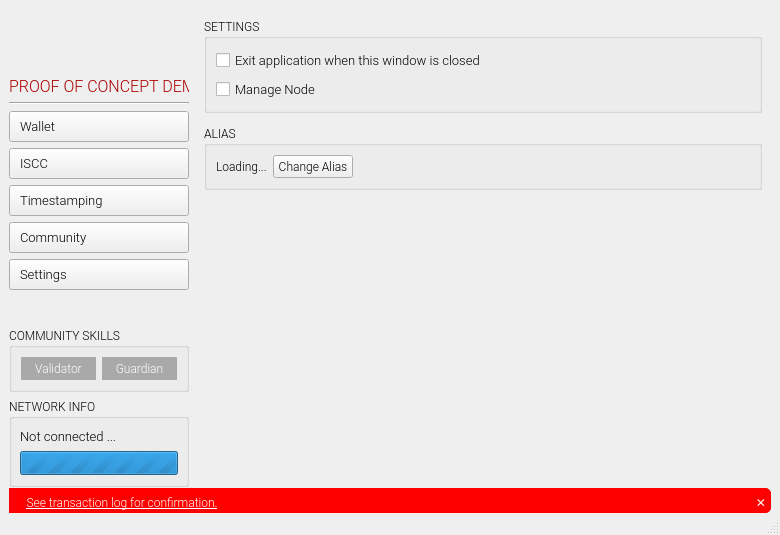
Before: the Qt Designer form app/ui/proto.ui in coblo/gui-demo, drawn with Qt 5.
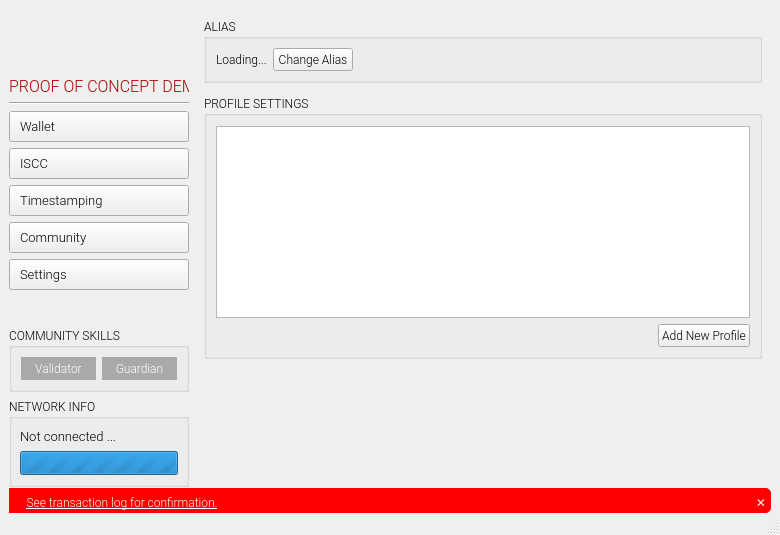
After: the same form once the commit is applied. Icons and pictures are not drawn. Custom widgets are drawn as their Qt base class.

Commit message: Add first version of profile list

What changed in the file:
```diff
--- a/app/ui/proto.ui
+++ b/app/ui/proto.ui
@@ -1088,50 +1088,6 @@
         <property name="bottomMargin">
          <number>0</number>
         </property>
-        <item>
-         <widget class="QGroupBox" name="gbox_settings">
-          <property name="font">
-           <font>
-            <family>Oswald</family>
-            <pointsize>9</pointsize>
-           </font>
-          </property>
-          <property name="title">
-           <string>SETTINGS</string>
-          </property>
-          <layout class="QVBoxLayout" name="verticalLayout_5">
-           <property name="topMargin">
-            <number>10</number>
-           </property>
-           <item>
-            <widget class="QCheckBox" name="check_box_exit_on_close">
-             <property name="font">
-              <font>
-               <family>Roboto Light</family>
-               <pointsize>10</pointsize>
-              </font>
-             </property>
-             <property name="text">
-              <string>Exit application when this window is closed</string>
-             </property>
-            </widget>
-           </item>
-           <item>
-            <widget class="QCheckBox" name="check_manage_node">
-             <property name="font">
-              <font>
-               <family>Roboto Light</family>
-               <pointsize>10</pointsize>
-              </font>
-             </property>
-             <property name="text">
-              <string>Manage Node</string>
-             </property>
-            </widget>
-           </item>
-          </layout>
-         </widget>
-        </item>
         <item>
          <widget class="QGroupBox" name="gbox_alias_settings">
           <property name="font">
@@ -1184,6 +1140,70 @@
           </layout>
          </widget>
         </item>
+           <item>
+            <widget class="QGroupBox" name="gbox_settings">
+             <property name="font">
+              <font>
+               <family>Oswald</family>
+               <pointsize>9</pointsize>
+              </font>
+             </property>
+             <property name="title">
+              <string>PROFILE SETTINGS</string>
+             </property>
+             <layout class="QVBoxLayout" name="layout_profile_settings">
+              <property name="topMargin">
+               <number>10</number>
+              </property>
+              <item>
+               <widget class="QTableView" name="table_profiles"/>
+              </item>
+              <item>
+               <widget class="QWidget" name="widget_2" native="true">
+                <layout class="QHBoxLayout" name="horizontalLayout_8">
+                 <property name="leftMargin">
+                  <number>0</number>
+                 </property>
+                 <property name="topMargin">
+                  <number>0</number>
+                 </property>
+                 <property name="rightMargin">
+                  <number>0</number>
+                 </property>
+                 <property name="bottomMargin">
+                  <number>0</number>
+                 </property>
+                 <item>
+                  <spacer name="horizontalSpacer_3">
+                   <property name="orientation">
+                    <enum>Qt::Horizontal</enum>
+                   </property>
+                   <property name="sizeHint" stdset="0">
+                    <size>
+                     <width>435</width>
+                     <height>20</height>
+                    </size>
+                   </property>
+                  </spacer>
+                 </item>
+                 <item>
+                  <widget class="QPushButton" name="btn_add_profile">
+                   <property name="font">
+                    <font>
+                     <family>Roboto Light</family>
+                    </font>
+                   </property>
+                   <property name="text">
+                    <string>Add New Profile</string>
+                   </property>
+                  </widget>
+                 </item>
+                </layout>
+               </widget>
+              </item>
+             </layout>
+            </widget>
+           </item>
         <item>
          <spacer name="verticalSpacer">
           <property name="orientation">
```
Lines whose indentation alone changed are shown as unchanged. The commit also changes 12 other files.
